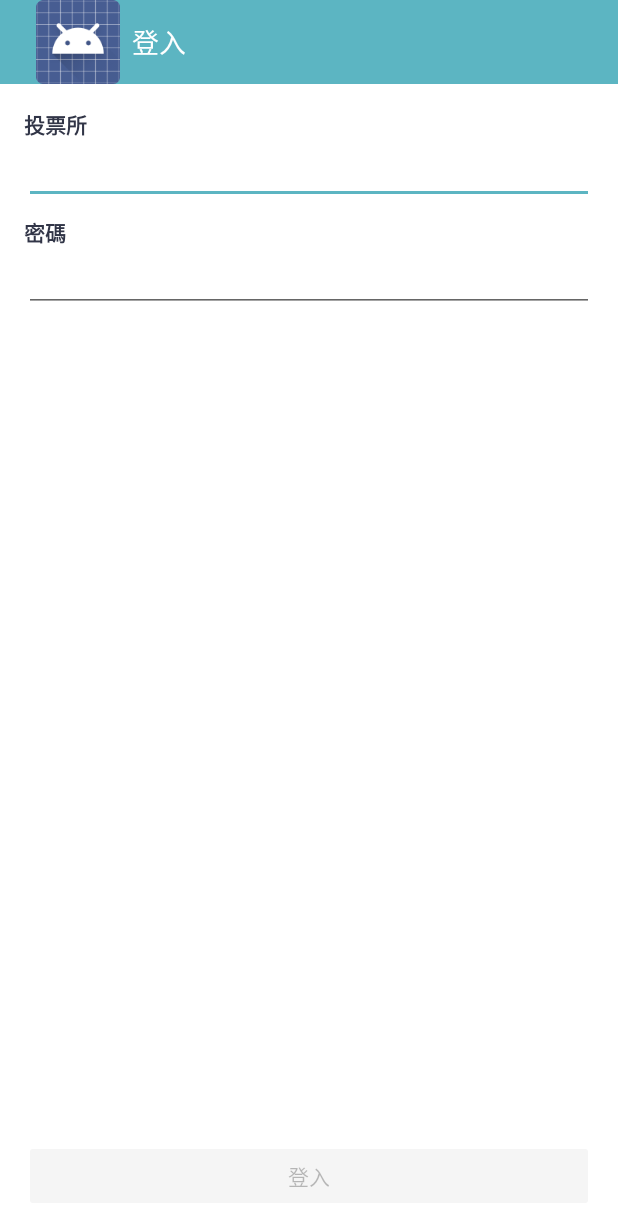
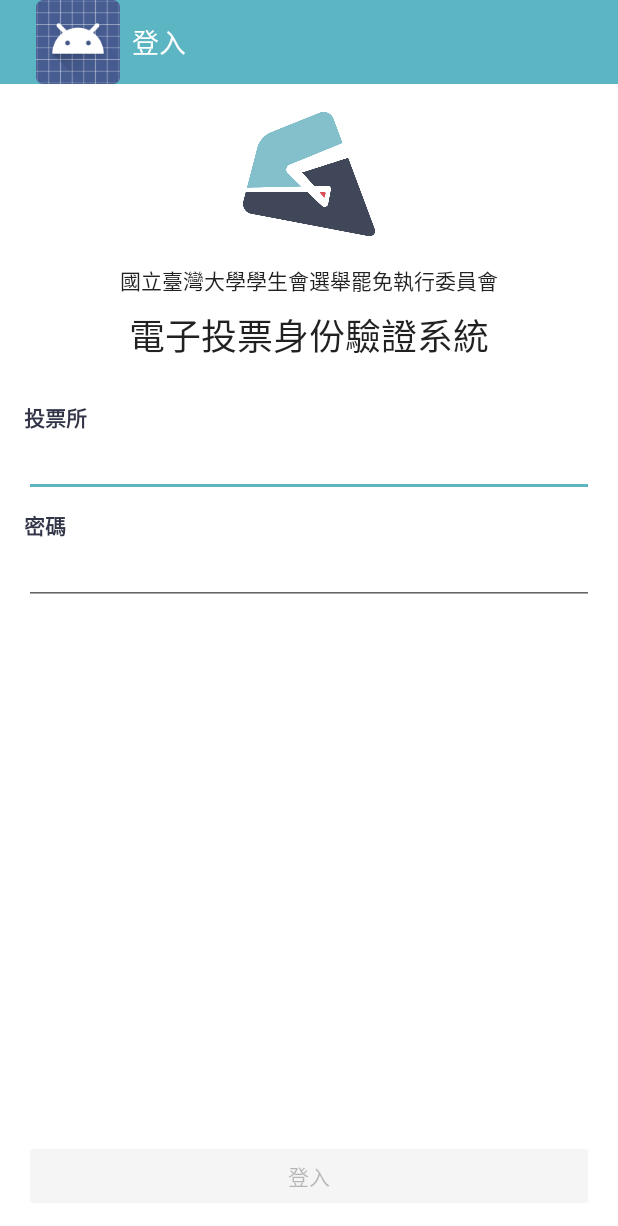
Before and after one commit to rschiang/ntu-vote-authenticator, an Android app: the screen it shows after launch (LoginActivity), on a phone screen of 412 x 824 dp. Shown: the top 1226 px of the screen. Run offline under Robolectric (Android 15) with nearby library versions, the phone set to English and light mode, and no system bars; libraries missing offline, so code that uses them is left out: retrofit.client.

Commit message:
Add branding to login page

```diff
--- a/app/src/main/res/layout/activity_login.xml
+++ b/app/src/main/res/layout/activity_login.xml
@@ -14,6 +14,32 @@
         android:layout_height="match_parent"
         android:layout_centerInParent="true"
         android:orientation="vertical">
+
+        <ImageView
+            android:layout_width="@dimen/prompt_image_size"
+            android:layout_height="@dimen/prompt_image_size"
+            android:layout_gravity="center_horizontal"
+            android:layout_marginBottom="@dimen/prompt_image_vertical_margin"
+            android:src="@drawable/vendor_icon"
+            />
+
+        <TextView
+            android:layout_width="wrap_content"
+            android:layout_height="wrap_content"
+            android:layout_gravity="center_horizontal"
+            android:layout_marginBottom="@dimen/headline_leading"
+            android:text="@string/app_subtitle"
+            style="@style/AppText"
+            />
+
+        <TextView
+            android:layout_width="wrap_content"
+            android:layout_height="wrap_content"
+            android:layout_gravity="center_horizontal"
+            android:layout_marginBottom="@dimen/headline_vertical_margin"
+            android:text="@string/app_title"
+            style="@style/AppText.Headline"
+            />
 
         <TextView
             android:layout_width="wrap_content"
--- a/app/src/main/res/values/dimens.xml
+++ b/app/src/main/res/values/dimens.xml
@@ -4,7 +4,10 @@
     <dimen name="activity_vertical_margin">16dp</dimen>
     <dimen name="hero_text_margin">16dp</dimen>
     <dimen name="hero_text_leading">24sp</dimen>
-    <dimen name="prompt_image_size">96dp</dimen>
+    <dimen name="prompt_image_size">88dp</dimen>
     <dimen name="field_vertical_margin">8dp</dimen>
     <dimen name="avatar_image_size">216dp</dimen>
+    <dimen name="prompt_image_vertical_margin">16dp</dimen>
+    <dimen name="headline_leading">8dp</dimen>
+    <dimen name="headline_vertical_margin">26dp</dimen>
 </resources>
--- a/app/src/main/res/values/strings.xml
+++ b/app/src/main/res/values/strings.xml
@@ -2,6 +2,8 @@
 <resources>
 
     <string name="app_name">電子投票：數位驗證</string>
+    <string name="app_title">電子投票身份驗證系統</string>
+    <string name="app_subtitle">國立臺灣大學學生會選舉罷免執行委員會</string>
 
     <string name="action_ok">確定</string>
     <string name="action_cancel">取消</string>
```
Also changed, not shown: app/src/main/res/drawable-hdpi/vendor_icon.png, app/src/main/res/drawable-hdpi/venue.png, app/src/main/res/drawable-mdpi/vendor_icon.png (deleted), app/src/main/res/drawable-xhdpi/vendor_icon.png (deleted), app/src/main/res/drawable-xxhdpi/vendor_icon.png (deleted).
